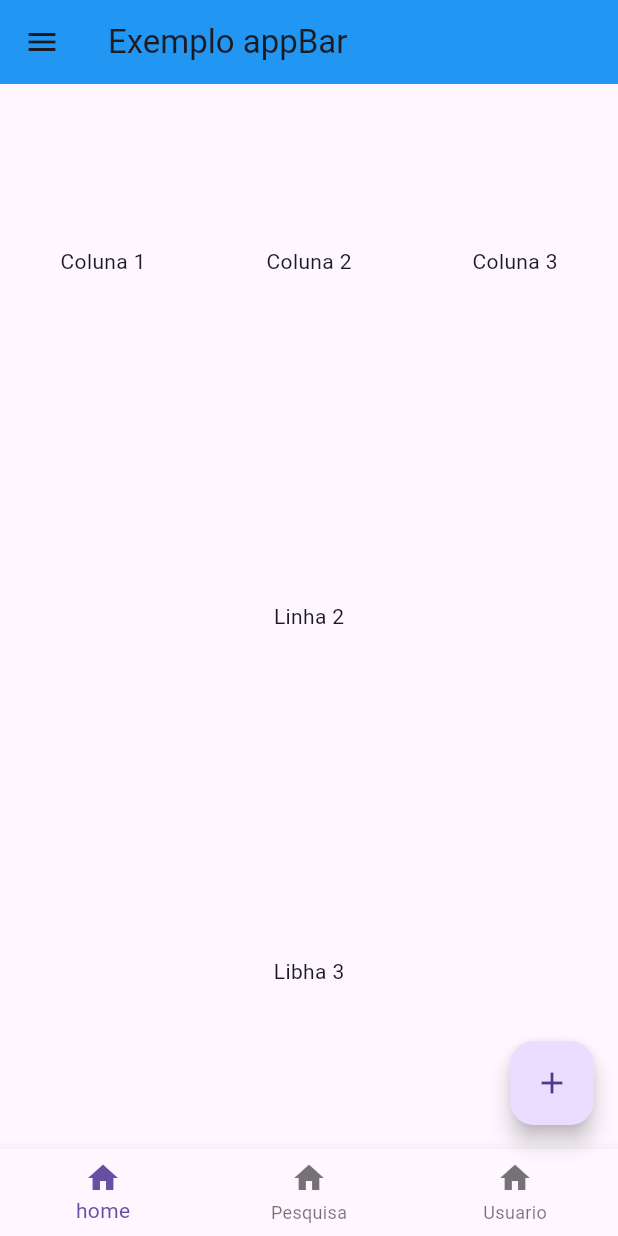
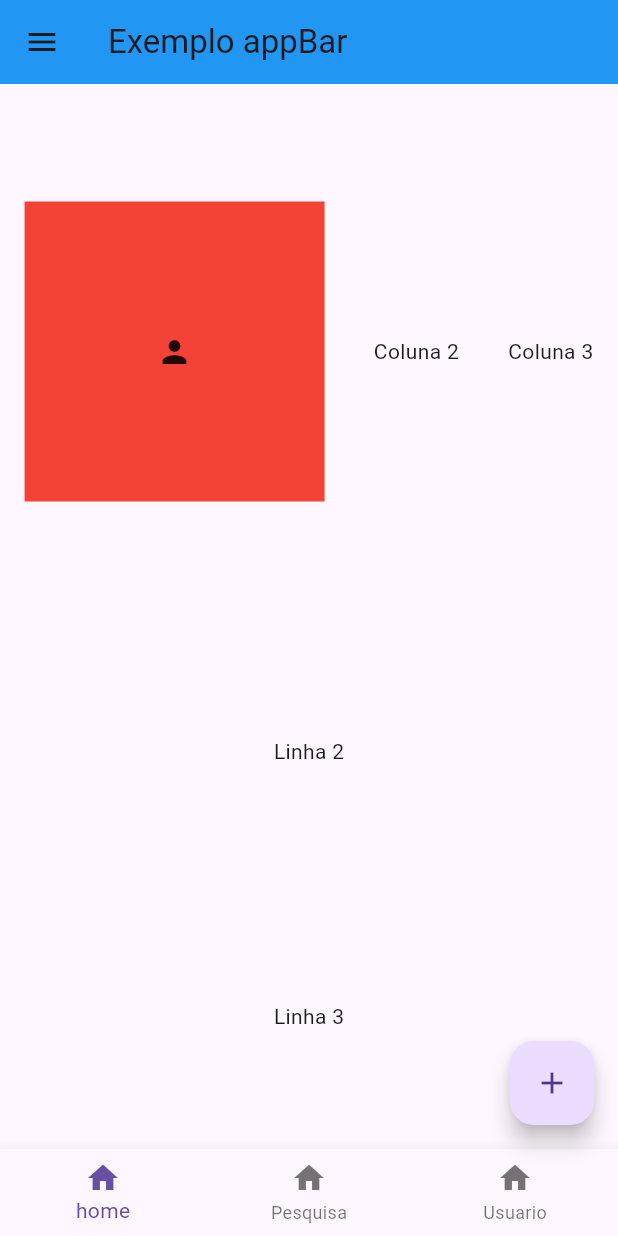
Before and after one commit to Marialu97/CursoMobileSesiTB, a Flutter app: the screen it shows after launch, on a phone screen of 412 x 824 dp. Run offline on Flutter 3.47's test engine with Material 3 defaults, Android fonts, the phone set to English and light mode, and no system bars; our stand-ins replace fluttertoast.

Commit message:
07.03.25

```diff
--- a/IntroducaoFlutter/exemplo_scaffold/lib/main.dart
+++ b/IntroducaoFlutter/exemplo_scaffold/lib/main.dart
@@ -17,20 +17,32 @@ class MyApp extends StatelessWidget {
           backgroundColor: Colors.blue,
         ),
         //Corpo do aplicativo
-        body:Column(
+        body:Center(
+          child: Column(
               mainAxisAlignment: MainAxisAlignment.spaceAround,
               crossAxisAlignment: CrossAxisAlignment.center,
               children: [
                   Row(mainAxisAlignment: MainAxisAlignment.spaceAround,
                   crossAxisAlignment: CrossAxisAlignment.center,
               children: [
-                Text("Coluna 1"),
+                  Stack(
+                    alignment: Alignment.center,
+                    children: [
+                      Container(
+                        width: 200,
+                        height: 200,
+                        color: Colors.red,
+                      ),
+                      Icon(Icons.person)
+                    ],
+                  ),
                   Text("Coluna 2"),
                   Text("Coluna 3")],
                   ),
                   Text("Linha 2"),
-                Text("Libha 3"),
+                  Text("Linha 3"),
               ],
+          ),
         ) ,
         //barra lateral (menu hamburguer)
         drawer: Drawer(
--- /dev/null
+++ b/IntroducaoFlutter/sa01_tela_perfil/analysis_options.yaml
@@ -0,0 +1 @@
+include: package:flutter_lints/flutter.yaml
```
Also changed, not shown: IntroducaoFlutter/sa01_tela_perfil/lib/main.dart (added, +125 -0 lines), IntroducaoFlutter/sa01_tela_perfil/pubspec.yaml (added, +22 -0 lines), IntroducaoFlutter/sa01_tela_perfil/assets/img/image.png (added), IntroducaoFlutter/sa01_tela_perfil/pubspec.lock (added), 22 other files. Lines whose indentation alone changed are shown as unchanged.
